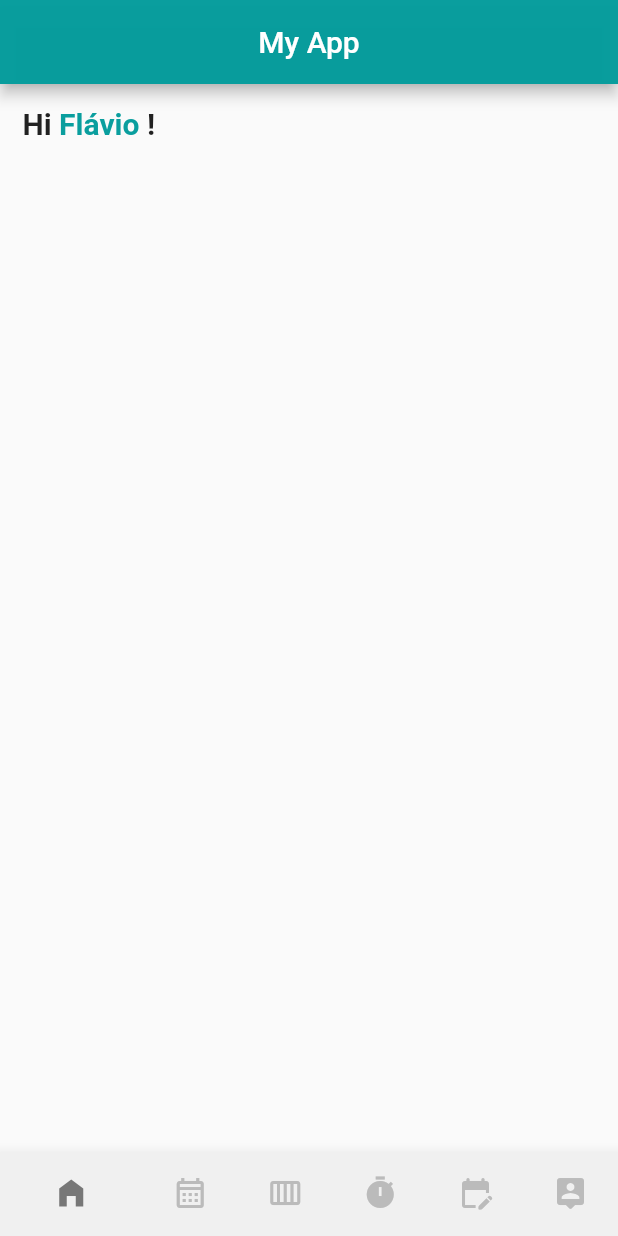
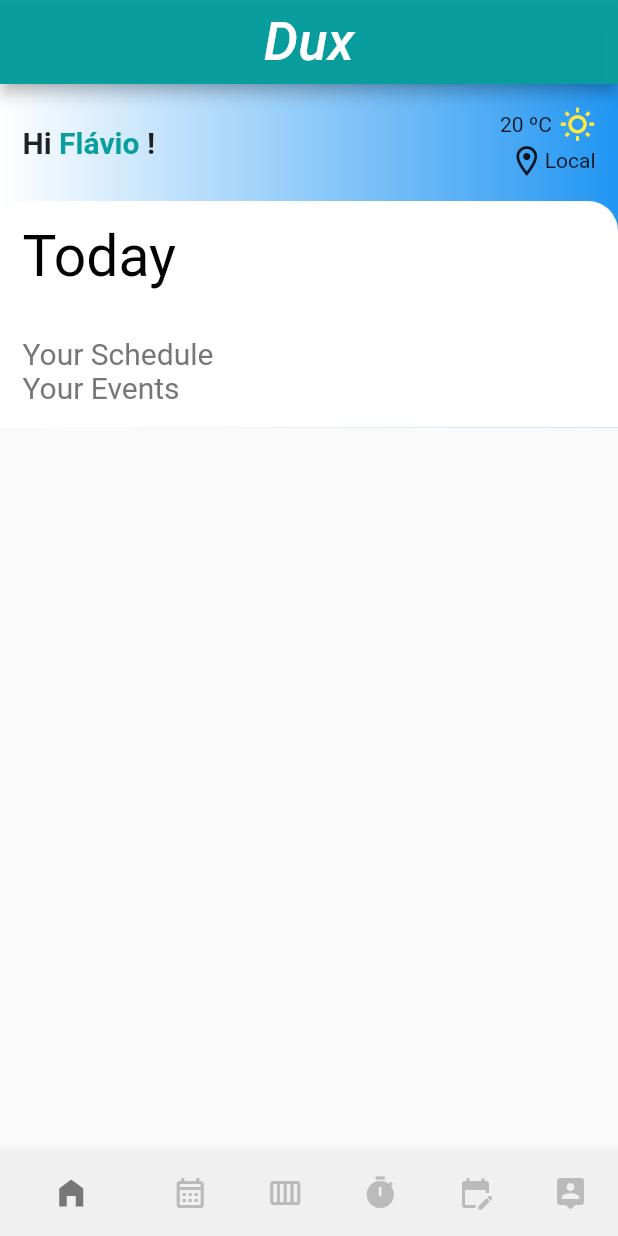
Before and after one commit to Raqsf/Dux_ICM, a Flutter app: the screen it shows after launch, on a phone screen of 412 x 824 dp. Run offline on Flutter 3.47's test engine with Material 2 defaults, Android fonts, the phone set to English and light mode, and no system bars; our stand-ins replace email_validator, image_picker, shared_preferences, string_validator; missing offline and left inert: dart:html; Roboto replaces fonts that are missing (Hind).

Commit message:
Home page

```diff
--- a/dux/lib/main.dart
+++ b/dux/lib/main.dart
@@ -1,11 +1,10 @@
 import 'package:flutter/material.dart';
-import './pages/FirstScreen.dart';
 import './pages/SecondScreen.dart';
 import './pages/ThirdScreen.dart';
 import 'pages/Profile_Data/ProfilePage.dart';
 import 'package:dux/pages/Home_Data/HomePage.dart';
 
-void main() => runApp(MyApp());
+void main() => runApp(const MyApp());
 
 class MyApp extends StatelessWidget {
   const MyApp({Key? key}) : super(key: key);
@@ -15,6 +14,25 @@ class MyApp extends StatelessWidget {
   Widget build(BuildContext context) {
     return MaterialApp(
       title: 'Flutter Demo',
+      theme: ThemeData(
+        // Define the default brightness and colors.
+        // brightness: Brightness.dark,
+        primaryColor: const Color.fromARGB(250, 5, 156, 156),
+
+        // Define the default font family.
+        // fontFamily: 'Georgia',
+
+        // Define the default `TextTheme`. Use this to specify the default
+        // text styling for headlines, titles, bodies of text, and more.
+        textTheme: const TextTheme(
+          headline1: TextStyle(fontSize: 72.0, fontWeight: FontWeight.bold),
+          headline2: TextStyle(fontSize: 38.0, color: Colors.black),
+          headline3: TextStyle(fontSize: 20.0, color: Color(0xff777777)),
+          headline6: TextStyle(fontSize: 36.0, fontStyle: FontStyle.italic),
+          bodyText1: TextStyle(fontSize: 20.0, fontWeight: FontWeight.w600),
+          bodyText2: TextStyle(fontSize: 14.0, fontFamily: 'Hind'),
+        ),
+      ),
       //theme: ThemeData(primaryColor: Colors.black),
       home: const MyFirstScreen(),
     );
@@ -38,8 +56,8 @@ class _MyFirstScreenState extends State<MyFirstScreen> {
     });
   }
 
-  static List<Widget> _widgetOptions = <Widget>[
-    HomePage(),
+  static final List<Widget> _widgetOptions = <Widget>[
+    const HomePage(),
     SecondScreen(),
     ThirdScreen(),
     Container(
@@ -51,21 +69,20 @@ class _MyFirstScreenState extends State<MyFirstScreen> {
     ProfilePage(),
   ];
 
-  static const List<Widget> _pages = <Widget>[];
-
   @override
   Widget build(BuildContext context) {
     return Scaffold(
         appBar: AppBar(
-          title: const Text('My App'),
+          title: const Text('Dux'),
           centerTitle: true,
-          backgroundColor: Color.fromARGB(250, 5, 156, 156),
+          backgroundColor: Theme.of(context).primaryColor,
         ),
         body: Center(
           child: _widgetOptions.elementAt(_selectedIndex),
         ),
         bottomNavigationBar: Theme(
-            data: Theme.of(context).copyWith(canvasColor: Color(0xfff0f0f0)),
+            data: Theme.of(context)
+                .copyWith(canvasColor: const Color(0xfff0f0f0)),
             child: BottomNavigationBar(
                 showSelectedLabels: false,
                 showUnselectedLabels: false,
--- a/dux/lib/pages/Home_Data/HomePage.dart
+++ b/dux/lib/pages/Home_Data/HomePage.dart
@@ -14,29 +14,138 @@ class _HomePageState extends State<HomePage> {
 
   @override
   Widget build(BuildContext context) {
-    return Padding(
-        padding: EdgeInsets.all(15),
-        child: ListView(
+    return ListView(
+      // shrinkWrap: true,
+      children: [
+        Container(
+            decoration: const BoxDecoration(
+                gradient: LinearGradient(
+              begin: Alignment.topRight,
+              end: Alignment.topLeft,
+              colors: [
+                Colors.blue,
+                Colors.white,
+              ],
+            )),
+            child: Column(children: [
+              Padding(
+                  padding: const EdgeInsets.all(15),
+                  child: Row(
+                    mainAxisAlignment: MainAxisAlignment.spaceBetween,
+                    children: [
+                      Column(
                         children: [
                           Row(
                             children: [
-                const Text(
+                              Text(
                                 "Hi ",
-                  style: TextStyle(fontWeight: FontWeight.bold, fontSize: 20),
+                                style: Theme.of(context).textTheme.bodyText1,
                               ),
                               Text(
                                 username,
                                 style: TextStyle(
-                      color: Color.fromARGB(250, 5, 156, 156),
-                      fontWeight: FontWeight.bold,
-                      fontSize: 20),
+                                    color: Theme.of(context).primaryColor,
+                                    fontWeight: FontWeight.w600,
+                                    fontSize: 20.0),
                               ),
-                const Text(" !",
-                    style:
-                        TextStyle(fontWeight: FontWeight.bold, fontSize: 20)),
+                              Text(" !",
+                                  style: Theme.of(context).textTheme.bodyText1),
                             ],
                           )
                         ],
-        ));
+                      ),
+                      Column(
+                        crossAxisAlignment: CrossAxisAlignment.end,
+                        children: [
+                          Row(
+                            children: const [
+                              Padding(
+                                  padding: EdgeInsets.only(right: 5),
+                                  child: Text("20 ºC")),
+                              Icon(Icons.wb_sunny_outlined,
+                                  color: Colors.yellow)
+                            ],
+                          ),
+                          Row(
+                            children: const [
+                              Icon(Icons.location_on_outlined),
+                              Text("Local"),
+                            ],
+                          )
+                        ],
+                      )
+                    ],
+                  )),
+              Container(
+                  decoration: const BoxDecoration(
+                      color: Colors.white,
+                      borderRadius: BorderRadius.only(
+                          topLeft: Radius.circular(20),
+                          topRight: Radius.circular(20))),
+                  child: Column(children: [
+                    Padding(
+                        padding: const EdgeInsets.all(15),
+                        child: Row(
+                          children: [
+                            Text(
+                              "Today",
+                              style: Theme.of(context).textTheme.headline2,
+                            ),
+                          ],
+                        )),
+                    Padding(
+                        padding: const EdgeInsets.all(15),
+                        child: Column(
+                          children: [
+                            Row(
+                              children: [
+                                Text(
+                                  "Your Schedule",
+                                  style: Theme.of(context).textTheme.headline3,
+                                ),
+                              ],
+                            ),
+                            Row(
+                                // children: [Class(className: "Biology")],
+                                ),
+                            Row(
+                              children: [
+                                Text(
+                                  "Your Events",
+                                  style: Theme.of(context).textTheme.headline3,
+                                ),
+                              ],
+                            ),
+                            Row()
+                          ],
+                        ))
+                  ]))
+            ])),
+      ],
+    );
   }
 }
+
+class Class extends StatefulWidget {
+  const Class({Key? key, required String className}) : super(key: key);
+
+  @override
+  State<Class> createState() => _ClassState();
+}
+
+class _ClassState extends State<Class> {
+  @override
+  Widget build(BuildContext context) {
+    return Container(
+      padding: const EdgeInsets.symmetric(vertical: 16, horizontal: 16),
+      height: 200,
+      // width: 350,
+      child: ListView.builder(
+        // itemCount: cards.lenght,
+        itemBuilder: (context, index) {
+          return Container();
+        },
+      ),
+    );
+  }
+}
```
Also changed, not shown: dux/lib/models/card_model.dart (added, +7 -0 lines). Lines whose indentation alone changed are shown as unchanged.
